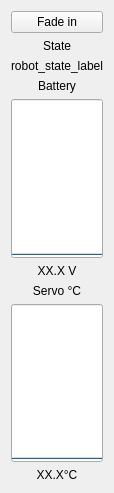
Above: src/nimbro/hardware/diagnostics/src/diagnostics.ui from AIS-Bonn/humanoid_op_ros before the change. Below: the same form after it.
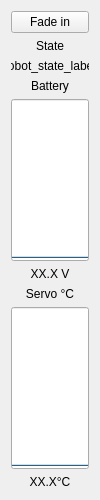
That is the form after the change.

Patch:
```diff
--- a/src/nimbro/hardware/diagnostics/src/diagnostics.ui
+++ b/src/nimbro/hardware/diagnostics/src/diagnostics.ui
@@ -6,10 +6,22 @@
    <rect>
     <x>0</x>
     <y>0</y>
-    <width>86</width>
-    <height>493</height>
+    <width>90</width>
+    <height>500</height>
    </rect>
   </property>
+  <property name="minimumSize">
+   <size>
+    <width>100</width>
+    <height>0</height>
+   </size>
+  </property>
+  <property name="maximumSize">
+   <size>
+    <width>100</width>
+    <height>16777215</height>
+   </size>
+  </property>
   <property name="windowTitle">
    <string/>
   </property>
```
Left out of the diff: 2 changed lines with no effect on the pictures.
